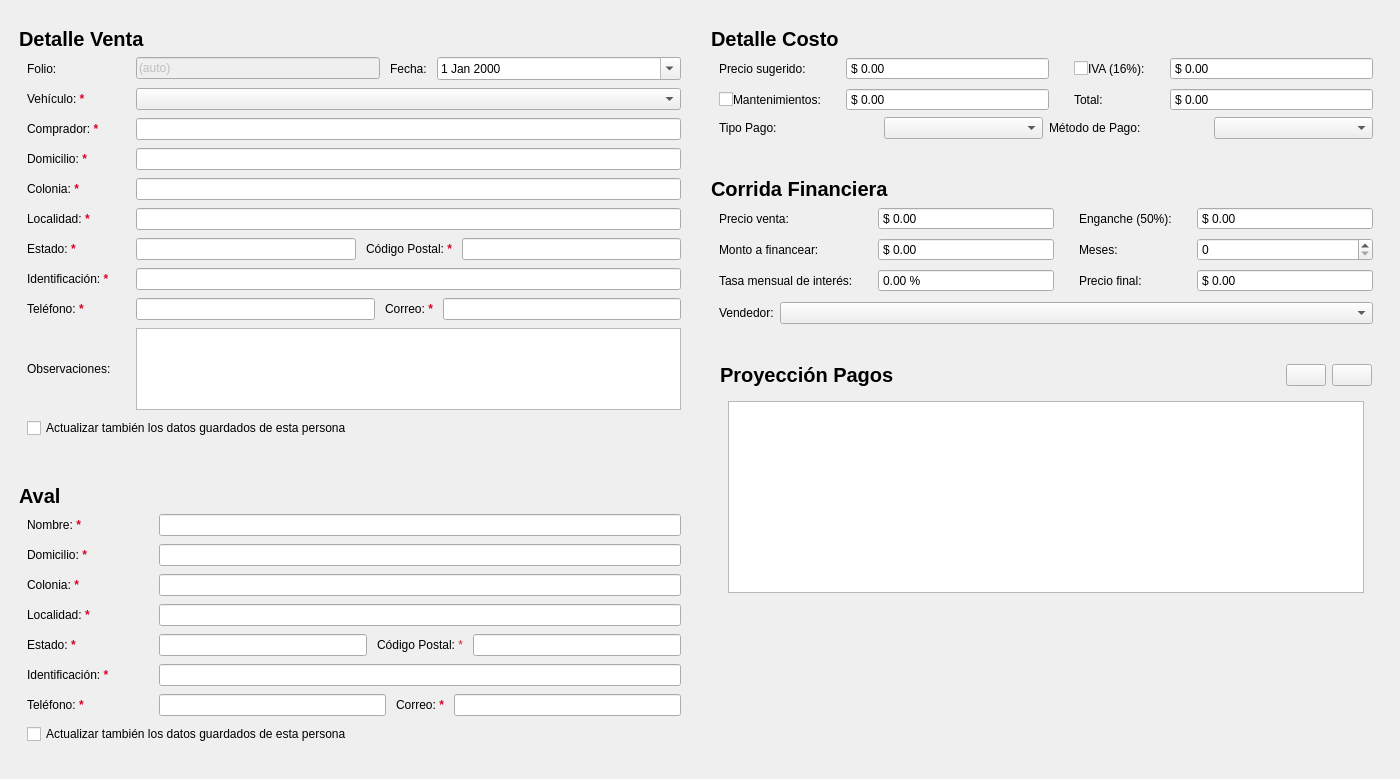
First picture: the form in src/presentation/commercial/registration/saledetailsview.ui, repository ShibaK7/seminuevos, before the edit.
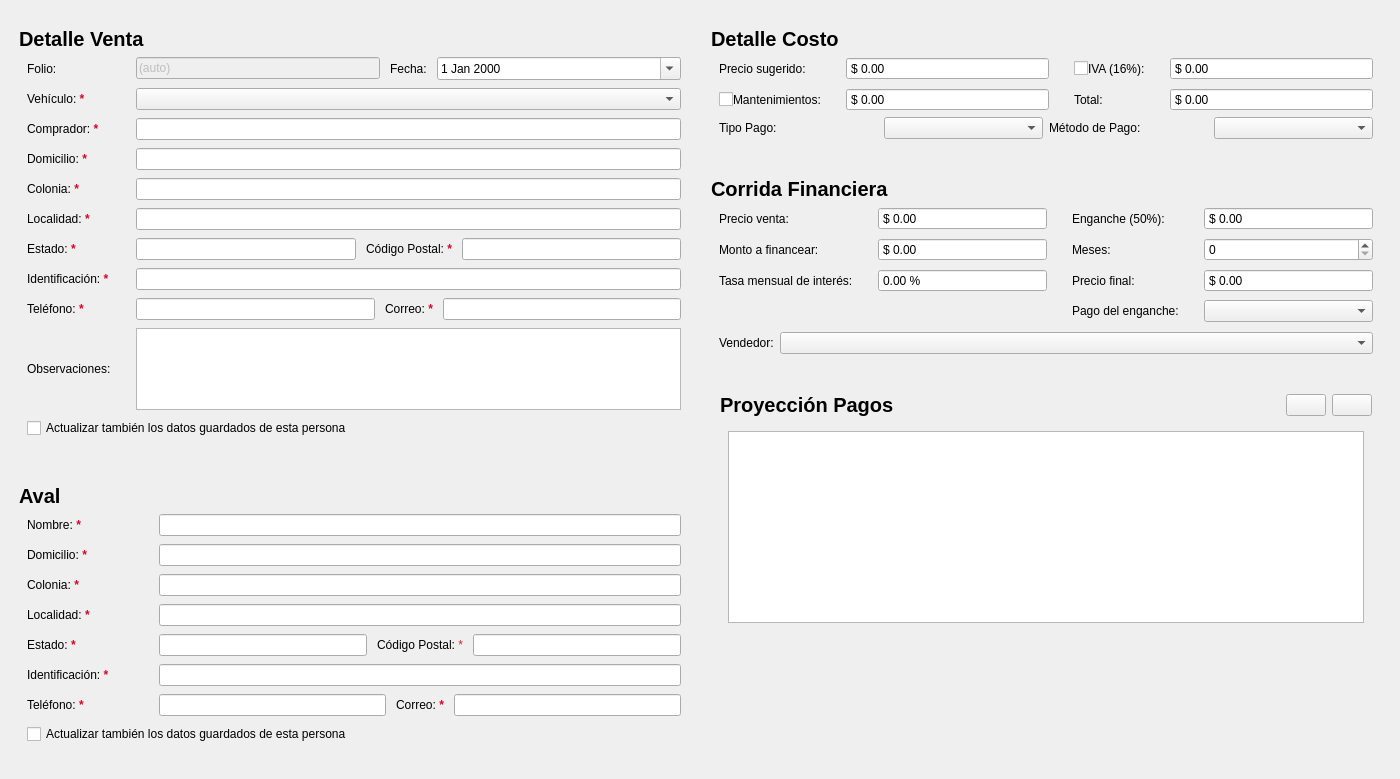
Second picture: the form after the edit. Custom widgets are drawn as their Qt base class.

Commit message:
Ask for the down payment method in the sale form
The financing card gets a "Pago del enganche" combo (Efectivo or
Transferencia) under the final price, empty until the user picks one, with
its field key so a rejection marks it. A saved credit sale shows how its down
payment was paid.

Diff of the .ui file:
```diff
--- a/src/presentation/commercial/registration/saledetailsview.ui
+++ b/src/presentation/commercial/registration/saledetailsview.ui
@@ -973,6 +973,23 @@
              </property>
             </widget>
            </item>
+           <item row="3" column="3">
+            <widget class="QLabel" name="downPaymentMethodLabel">
+             <property name="text">
+              <string>Pago del enganche:</string>
+             </property>
+             <property name="buddy">
+              <cstring>downPaymentMethodCombo</cstring>
+             </property>
+            </widget>
+           </item>
+           <item row="3" column="4">
+            <widget class="QComboBox" name="downPaymentMethodCombo">
+             <property name="toolTip">
+              <string>En efectivo entra a Caja Chica; por transferencia, a Cantidad Banco.</string>
+             </property>
+            </widget>
+           </item>
            <item row="1" column="1">
             <widget class="QDoubleSpinBox" name="financingSpin">
              <property name="sizePolicy">
```
The commit also changes 2 other files.
